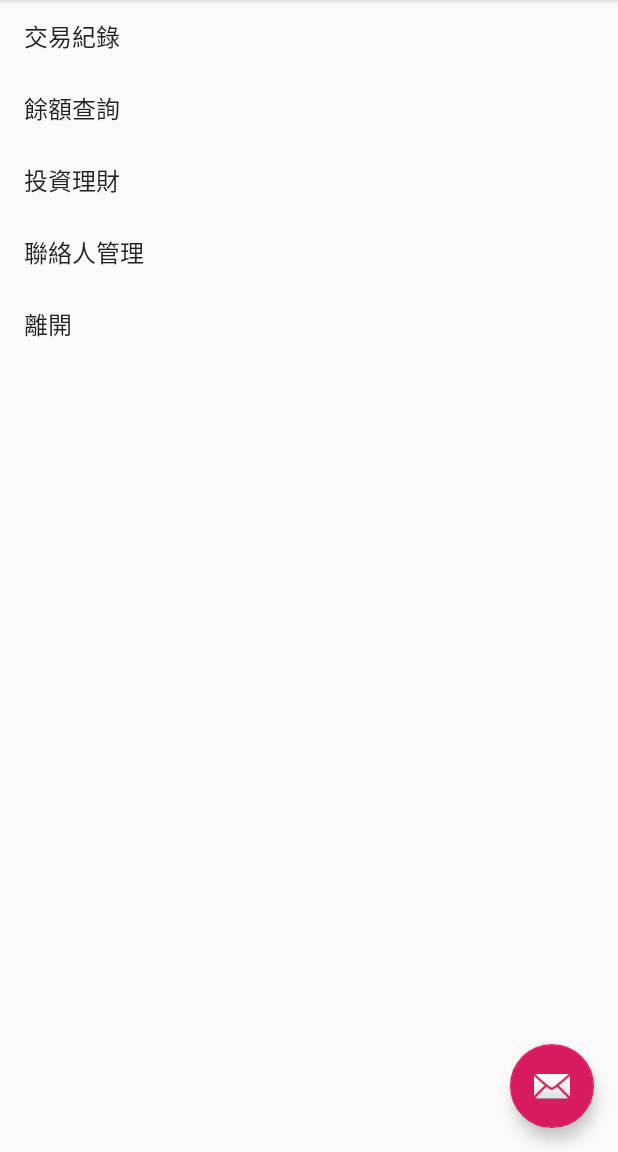
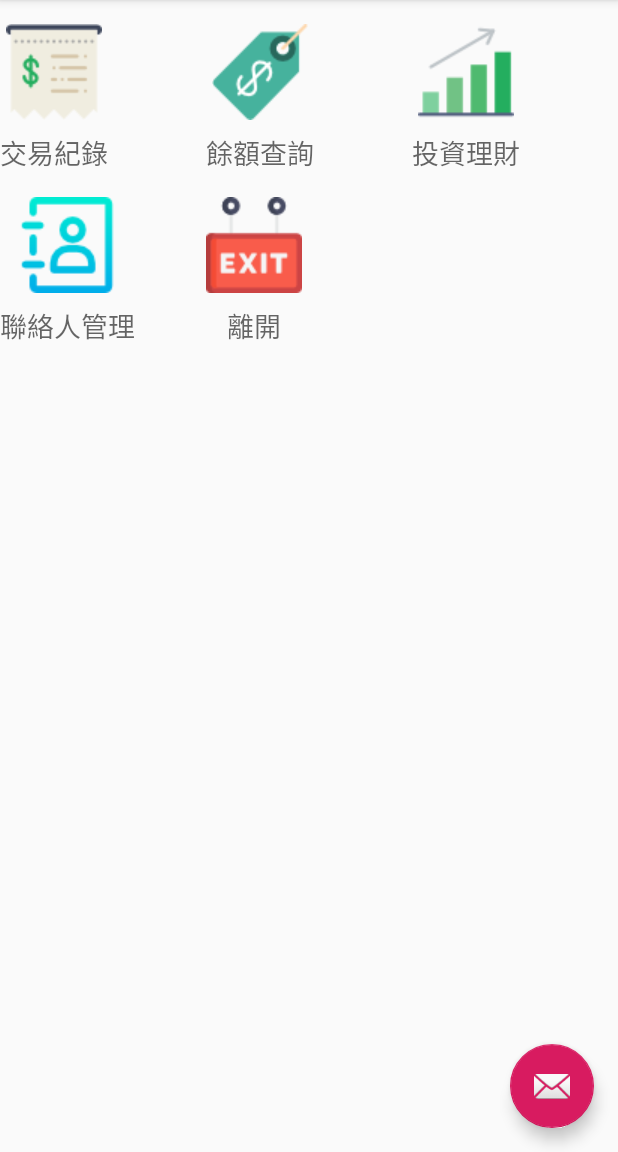
Before and after one commit to Hahow-Udemy/HawATM, an Android app: the MainActivity screen opened directly, with no data from a screen before it, on a phone screen of 412 x 824 dp, the part 84-1236 px from its top. Run offline under Robolectric (Android 15) with nearby library versions, the phone set to English and light mode, and no system bars.

Commit message:
MainActivity建立內部Adapter(grid)以及圖是和文字客製化layout

```diff
--- a/app/src/main/java/com/example/hawatm/Function.java
+++ b/app/src/main/java/com/example/hawatm/Function.java
@@ -2,9 +2,23 @@ package com.example.hawatm;
 
 public class Function {
     String name;
+    int icon;
 
     public String getName() {
         return name;
+    }
+
+    public Function(String name, int icon) {
+        this.name = name;
+        this.icon = icon;
+    }
+
+    public int getIcon() {
+        return icon;
+    }
+
+    public void setIcon(int icon) {
+        this.icon = icon;
     }
 
     public void setName(String name) {
--- a/app/src/main/java/com/example/hawatm/MainActivity.java
+++ b/app/src/main/java/com/example/hawatm/MainActivity.java
@@ -6,22 +6,33 @@ import android.os.Bundle;
 import com.google.android.material.floatingactionbutton.FloatingActionButton;
 import com.google.android.material.snackbar.Snackbar;
 
+import androidx.annotation.NonNull;
 import androidx.annotation.Nullable;
 import androidx.appcompat.app.AppCompatActivity;
 import androidx.appcompat.widget.Toolbar;
+import androidx.recyclerview.widget.GridLayoutManager;
 import androidx.recyclerview.widget.LinearLayoutManager;
 import androidx.recyclerview.widget.RecyclerView;
 
+import android.util.Log;
 import android.view.View;
 import android.view.Menu;
 import android.view.MenuItem;
+import android.view.ViewGroup;
+import android.widget.ImageView;
+import android.widget.TextView;
+
+import java.util.ArrayList;
+import java.util.List;
 
 public class MainActivity extends AppCompatActivity {
 
     private static final int REQUEST_LOGIN = 100;
+    private static final String TAG = MainActivity.class.getSimpleName();
     boolean logon = false;
     private RecyclerView recyclerView;
-    String functions[] = null;
+    private List<Function> functions;
+    //    String functions[] = null;
 
     @Override
     protected void onCreate(Bundle savedInstanceState) {
@@ -32,6 +43,8 @@ public class MainActivity extends AppCompatActivity {
 //            startActivity(intent);
             startActivityForResult(intent, REQUEST_LOGIN);
         }
+//set imageView TextView
+        setupFunctions();
 
         Toolbar toolbar = findViewById(R.id.toolbar);
         setSupportActionBar(toolbar);
@@ -47,10 +60,78 @@ public class MainActivity extends AppCompatActivity {
         //Recycler
         recyclerView = findViewById(R.id.recycler);
         recyclerView.setHasFixedSize(true);
-        recyclerView.setLayoutManager(new LinearLayoutManager(MainActivity.this));
+        recyclerView.setLayoutManager(new GridLayoutManager(MainActivity.this, 3));
+//                  recyclerView.setLayoutManager(new LinearLayoutManager(MainActivity.this));
         //Adapter
-        FunctionAdapter adapter = new FunctionAdapter(MainActivity.this);
+//                  FunctionAdapter adapter = new FunctionAdapter(MainActivity.this);
+        IconAdapter adapter = new IconAdapter();
         recyclerView.setAdapter(adapter);
+    }
+
+    private void setupFunctions() {
+        functions = new ArrayList<>();
+        String[] funcs = getResources().getStringArray(R.array.functions);
+        functions.add(new Function(funcs[0], R.drawable.funs_transaction));
+        functions.add(new Function(funcs[1], R.drawable.func_balance));
+        functions.add(new Function(funcs[2], R.drawable.func_finance));
+        functions.add(new Function(funcs[3], R.drawable.func_contacts));
+        functions.add(new Function(funcs[4], R.drawable.func_exit));
+    }
+
+    public class IconAdapter extends RecyclerView.Adapter<IconAdapter.IconHolder> {
+
+        @NonNull
+        @Override
+        public IconHolder onCreateViewHolder(@NonNull ViewGroup parent, int viewType) {
+            View view = getLayoutInflater().inflate(R.layout.item_icon, parent, false);
+            return new IconHolder(view);
+        }
+
+        @Override
+        public void onBindViewHolder(@NonNull IconHolder holder, int position) {
+            final Function functionPosition = functions.get(position);
+            holder.nameText.setText(functionPosition.getName());
+            holder.imageView.setImageResource(functionPosition.getIcon());
+            holder.itemView.setOnClickListener(new View.OnClickListener() {
+                @Override
+                public void onClick(View v) {
+                    itemClicked(functionPosition);
+                }
+            });
+        }
+
+        @Override
+        public int getItemCount() {
+            return functions.size();
+        }
+
+        public class IconHolder extends RecyclerView.ViewHolder{
+            ImageView imageView;
+            TextView nameText;
+            public IconHolder(@NonNull View itemView) {
+                super(itemView);
+                imageView = itemView.findViewById(R.id.item_icon);
+                nameText = itemView.findViewById(R.id.item_name);
+            }
+        }
+
+    }
+
+    private void itemClicked(Function functionPosition) {
+        Log.d(TAG, "itemClicked:" + functionPosition.getName());
+        switch (functionPosition.getIcon()){
+            case R.drawable.funs_transaction:
+                break;
+            case R.drawable.func_balance:
+                break;
+            case R.drawable.func_finance:
+                break;
+            case R.drawable.func_contacts:
+                break;
+            case R.drawable.func_exit:
+                finish();
+                break;
+        }
     }
 
     @Override
--- a/app/src/main/res/layout/activity_login.xml
+++ b/app/src/main/res/layout/activity_login.xml
@@ -44,6 +44,7 @@
         android:layout_marginTop="8dp"
         android:ems="10"
         android:inputType="textPersonName"
+        android:text="jack"
         app:layout_constraintStart_toStartOf="@+id/textView"
         app:layout_constraintTop_toBottomOf="@+id/textView" />
 
@@ -63,7 +64,8 @@
         android:layout_height="wrap_content"
         android:layout_marginTop="8dp"
         android:ems="10"
-        android:inputType="textPersonName"
+        android:inputType="textPassword"
+        android:text="1234"
         app:layout_constraintStart_toStartOf="@+id/textView2"
         app:layout_constraintTop_toBottomOf="@+id/textView2" />
 
@@ -90,7 +92,8 @@
         android:id="@+id/cb_rem_userid"
         android:layout_width="wrap_content"
         android:layout_height="wrap_content"
-        android:text="CheckBox"
+        android:text="記住帳號"
         app:layout_constraintStart_toEndOf="@+id/userid"
         app:layout_constraintTop_toTopOf="@+id/userid" />
+
 </androidx.constraintlayout.widget.ConstraintLayout>
--- /dev/null
+++ b/app/src/main/res/layout/item_icon.xml
@@ -0,0 +1,29 @@
+<?xml version="1.0" encoding="utf-8"?>
+<androidx.constraintlayout.widget.ConstraintLayout xmlns:android="http://schemas.android.com/apk/res/android"
+    xmlns:app="http://schemas.android.com/apk/res-auto"
+    xmlns:tools="http://schemas.android.com/tools"
+    android:layout_width="wrap_content"
+    android:layout_height="wrap_content">
+
+    <ImageView
+        android:id="@+id/item_icon"
+        android:layout_width="wrap_content"
+        android:layout_height="wrap_content"
+        android:layout_marginTop="16dp"
+        app:layout_constraintEnd_toEndOf="parent"
+        app:layout_constraintHorizontal_bias="0.498"
+        app:layout_constraintStart_toStartOf="parent"
+        app:layout_constraintTop_toTopOf="parent"
+        app:srcCompat="@drawable/func_finance" />
+
+    <TextView
+        android:id="@+id/item_name"
+        android:layout_width="wrap_content"
+        android:layout_height="wrap_content"
+        android:layout_marginTop="8dp"
+        android:text="TextView"
+        android:textAppearance="@style/TextAppearance.AppCompat.Medium"
+        app:layout_constraintEnd_toEndOf="parent"
+        app:layout_constraintStart_toStartOf="parent"
+        app:layout_constraintTop_toBottomOf="@+id/item_icon" />
+</androidx.constraintlayout.widget.ConstraintLayout>
```
Also changed, not shown: app/src/main/res/drawable/func_balance.png (added), app/src/main/res/drawable/func_contacts.png (added), app/src/main/res/drawable/func_exit.png (added), app/src/main/res/drawable/func_finance.png (added), app/src/main/res/drawable/funs_transaction.png (added).
